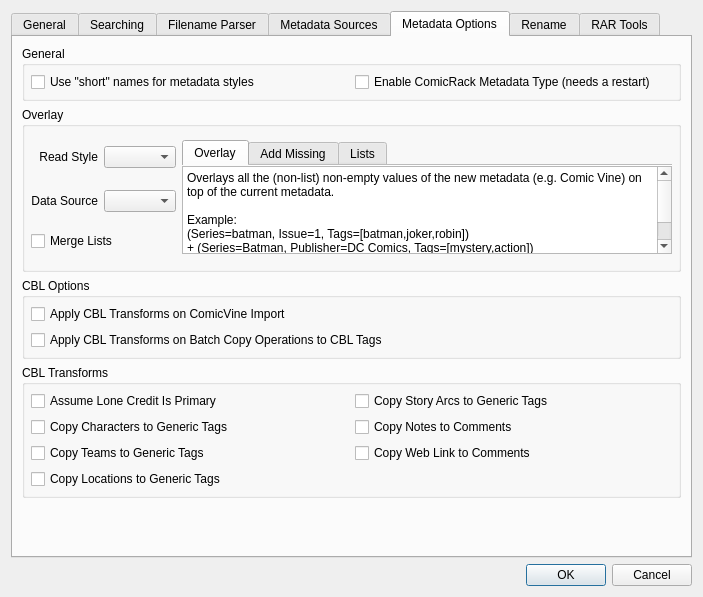
The window that comictaggerlib/ui/settingswindow.ui (comictagger/comictagger) describes before a commit, drawn with Qt 5.
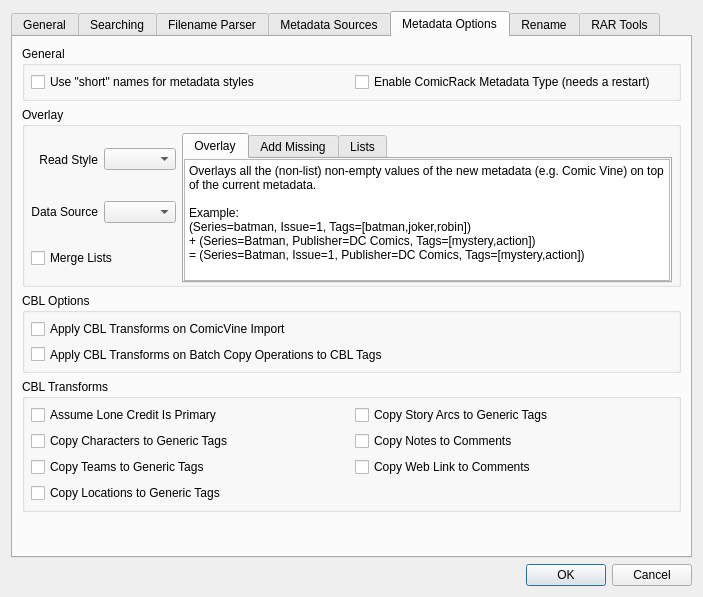
The same window after the commit. The open tabs and pages were chosen to show the change.

Diff of the .ui file:
```diff
--- a/comictaggerlib/ui/settingswindow.ui
+++ b/comictaggerlib/ui/settingswindow.ui
@@ -703,6 +703,12 @@
                 <verstretch>0</verstretch>
                </sizepolicy>
               </property>
+              <property name="minimumSize">
+               <size>
+                <width>0</width>
+                <height>150</height>
+               </size>
+              </property>
               <property name="maximumSize">
                <size>
                 <width>16777215</width>
@@ -715,12 +721,6 @@
               <property name="currentIndex">
                <number>0</number>
               </property>
-              <property name="documentMode">
-               <bool>true</bool>
-              </property>
-              <property name="tabBarAutoHide">
-               <bool>false</bool>
-              </property>
               <widget class="QWidget" name="tOverlay">
                <property name="maximumSize">
                 <size>
```
